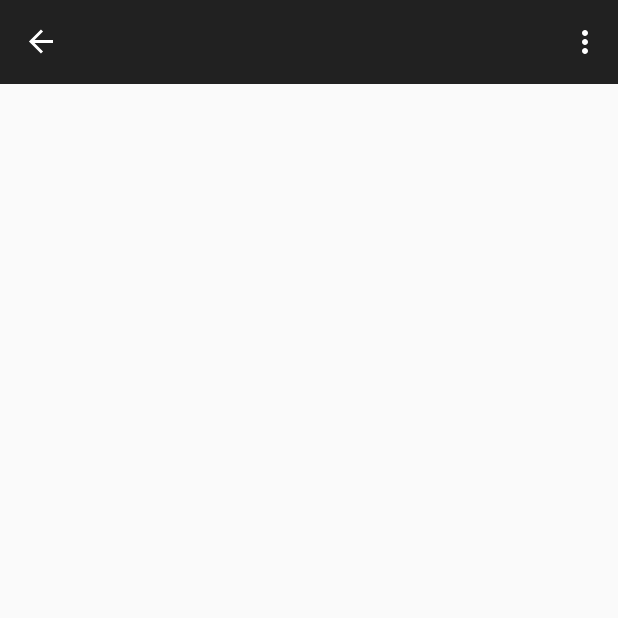
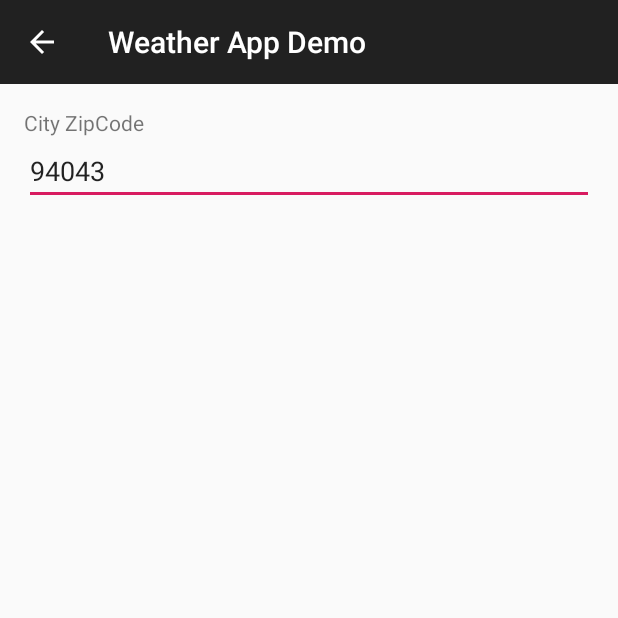
Before and after one commit to lxx87/WeatherAppDemo, an Android app: the DetailActivity screen opened directly, with no data from a screen before it, in the options menu, after a tap on "setting", on a phone screen of 412 x 824 dp, the top half of it. Run offline under Robolectric (Android 15) with nearby library versions, the phone set to English and light mode, and no system bars; our stand-ins replace Picasso; pictures from the network do not load; 1 statement that could not run was skipped.

Commit message:
feature(settings)：可手动设置城市对应的zipCode

```diff
--- a/app/src/main/AndroidManifest.xml
+++ b/app/src/main/AndroidManifest.xml
@@ -13,8 +13,8 @@
         android:supportsRtl="true"
         android:theme="@style/AppTheme"
         android:usesCleartextTraffic="true">
-        <activity android:name=".ui.activity.DetailActivity"></activity>
-        <!-- API27及以上默认禁止http协议 -->
+        <activity android:name=".ui.activity.SettingsActivity"></activity>
+        <activity android:name=".ui.activity.DetailActivity" /> <!-- API27及以上默认禁止http协议 -->
         <activity android:name=".ui.activity.MainActivity">
             <intent-filter>
                 <action android:name="android.intent.action.MAIN" />
--- a/app/src/main/java/com/example/weatherapp/domain/RequestForecastCommand.kt
+++ b/app/src/main/java/com/example/weatherapp/domain/RequestForecastCommand.kt
@@ -1,5 +1,6 @@
 package com.example.weatherapp.domain
 
+import android.util.Log
 import com.example.weatherapp.domain.datasource.ForecastProvider
 
 class RequestForecastCommand(
@@ -7,7 +8,7 @@ class RequestForecastCommand(
     private val forecastProvider: ForecastProvider = ForecastProvider()
 ) : Command<ForecastList> {
     override fun execute(): ForecastList {
-
+        Log.d("RequestForecastCommand",zipCode)
         return forecastProvider.requestByZipCode(zipCode.toLong(), 7)
     }
 }
--- a/app/src/main/java/com/example/weatherapp/extension/DelegatesExt.kt
+++ b/app/src/main/java/com/example/weatherapp/extension/DelegatesExt.kt
@@ -1,15 +1,25 @@
 package com.example.weatherapp.extension
 
+import android.content.Context
+import java.lang.IllegalArgumentException
 import java.lang.IllegalStateException
 import kotlin.properties.ReadWriteProperty
 import kotlin.reflect.KProperty
 
+
+object DelegatesExt {
+    fun <T> notNullSingleValue(): ReadWriteProperty<Any?, T> = NotNullSingleValueVar()
+
+    fun <T : Any> preference(context: Context, name: String, default: T)
+            = Preference(context, name, default)
+}
 
 /**
  * 只允许初始化一次的变量
  */
 private class NotNullSingleValueVar<T> : ReadWriteProperty<Any?, T> {
     private var value: T? = null
+
     override fun getValue(thisRef: Any?, property: KProperty<*>): T {
         return value ?: throw IllegalStateException("${property.name} not initialized ")
     }
@@ -18,8 +28,46 @@ private class NotNullSingleValueVar<T> : ReadWriteProperty<Any?, T> {
         this.value = if (this.value == null) value
         else throw IllegalStateException("${property.name} already initialized")
     }
+
 }
 
-object DelegatesExt{
-    fun <T> notNullSingleValue():ReadWriteProperty<Any?,T> = NotNullSingleValueVar()
+
+class Preference<T>(private val context: Context, private val name: String, private val default: T) :
+    ReadWriteProperty<Any?, T> {
+
+    val prefs by lazy {
+        context.getSharedPreferences("default", Context.MODE_PRIVATE)
+    }
+
+    override fun getValue(thisRef: Any?, property: KProperty<*>): T {
+        return findPreference(name, default)
+    }
+
+    override fun setValue(thisRef: Any?, property: KProperty<*>, value: T) {
+        putPreference(name, value)
+    }
+
+    @Suppress("UNCHECKED_CAST")
+    private fun findPreference(name: String, default: T): T = with(prefs) {
+        val res: Any = when (default) {
+            is Long -> getLong(name, default)
+            is String -> getString(name, default)
+            is Int -> getInt(name, default)
+            is Boolean -> getBoolean(name, default)
+            is Float -> getFloat(name, default)
+            else -> throw IllegalArgumentException("This type cannot be saved into Preference")
+        }
+        res as T
+    }
+
+    private fun <T> putPreference(name: String, value: T) = with(prefs.edit()) {
+        when (value) {
+            is Long -> putLong(name, value)
+            is String -> putString(name, value)
+            is Int -> putInt(name, value)
+            is Boolean -> putBoolean(name, value)
+            is Float -> putFloat(name, value)
+            else -> throw IllegalArgumentException("This type cannot be saved into Preference")
+        }.apply()
+    }
 }
--- /dev/null
+++ b/app/src/main/java/com/example/weatherapp/ui/activity/SettingsActivity.kt
@@ -0,0 +1,40 @@
+package com.example.weatherapp.ui.activity
+
+import androidx.appcompat.app.AppCompatActivity
+import android.os.Bundle
+import android.view.MenuItem
+import com.example.weatherapp.R
+import com.example.weatherapp.extension.DelegatesExt
+import kotlinx.android.synthetic.main.activity_settings.*
+import kotlinx.android.synthetic.main.toolbar.*
+
+class SettingsActivity : AppCompatActivity() {
+
+    companion object {
+        const val ZIP_CODE = "zipCode"
+        const val DEFAULT_ZIP = 94043L
+    }
+
+    private var zipCode by DelegatesExt.preference(this, ZIP_CODE, DEFAULT_ZIP)
+
+    override fun onCreate(savedInstanceState: Bundle?) {
+        super.onCreate(savedInstanceState)
+        setContentView(R.layout.activity_settings)
+        setSupportActionBar(toolbar)
+        supportActionBar?.setDisplayHomeAsUpEnabled(true)
+        cityCode.setText(zipCode.toString())
+    }
+
+    override fun onOptionsItemSelected(item: MenuItem?): Boolean = when (item?.itemId) {
+        android.R.id.home -> {
+            onBackPressed()
+            true
+        }
+        else -> false
+    }
+
+    override fun onBackPressed() {
+        super.onBackPressed()
+        zipCode=cityCode.text.toString().toLong()
+    }
+}
--- a/app/src/main/java/com/example/weatherapp/ui/toolbar/ToolbarManager.kt
+++ b/app/src/main/java/com/example/weatherapp/ui/toolbar/ToolbarManager.kt
@@ -6,41 +6,43 @@ import androidx.appcompat.graphics.drawable.DrawerArrowDrawable
 import androidx.recyclerview.widget.RecyclerView
 import com.example.weatherapp.App
 import com.example.weatherapp.R
+import com.example.weatherapp.ui.activity.SettingsActivity
+import org.jetbrains.anko.startActivity
 import org.jetbrains.anko.toast
 
 interface ToolbarManager {
-    val toolbar:Toolbar
-    var toolbarTitle:String
-    get() = toolbar.title.toString()
-    set(value){
-        toolbar.title=value
-    }
+    val toolbar: Toolbar
+    var toolbarTitle: String
+        get() = toolbar.title.toString()
+        set(value) {
+            toolbar.title = value
+        }
 
-    fun initToolbar(){
+    fun initToolbar() {
         toolbar.inflateMenu(R.menu.menu_main)
-        toolbar.setOnMenuItemClickListener{
-            when(it.itemId){
-                R.id.action_setting -> App.instance.toast("Settings")
-                else ->App.instance.toast("Unknown option")
+        toolbar.setOnMenuItemClickListener {
+            when (it.itemId) {
+                R.id.action_setting -> toolbar.context.startActivity<SettingsActivity>()
+                else -> App.instance.toast("Unknown option")
             }
             true
         }
     }
 
-    fun enableHomeAsUp(up:()->Unit){
-        toolbar.navigationIcon=createUpDrawable()
+    fun enableHomeAsUp(up: () -> Unit) {
+        toolbar.navigationIcon = createUpDrawable()
         toolbar.setNavigationOnClickListener { up() }
     }
 
-    private fun createUpDrawable()= with(DrawerArrowDrawable(toolbar.context)){
-        progress=1f
+    private fun createUpDrawable() = with(DrawerArrowDrawable(toolbar.context)) {
+        progress = 1f
         this
     }
 
-    fun attachToScroll(recyclerView: RecyclerView){
-        recyclerView.addOnScrollListener(object :RecyclerView.OnScrollListener(){
+    fun attachToScroll(recyclerView: RecyclerView) {
+        recyclerView.addOnScrollListener(object : RecyclerView.OnScrollListener() {
             override fun onScrolled(recyclerView: RecyclerView, dx: Int, dy: Int) {
-                if (dy>0)
+                if (dy > 0)
                     toolbar.slideExit()
                 else
                     toolbar.slideEnter()
@@ -48,13 +50,13 @@ interface ToolbarManager {
         })
     }
 
-    private fun View.slideExit(){
-        if (translationY==0f)
+    private fun View.slideExit() {
+        if (translationY == 0f)
             animate().translationY(-height.toFloat())
     }
 
-    private fun View.slideEnter(){
-        if(translationY<0f)
+    private fun View.slideEnter() {
+        if (translationY < 0f)
             animate().translationY(0f)
     }
 }
--- /dev/null
+++ b/app/src/main/res/layout/activity_settings.xml
@@ -0,0 +1,27 @@
+<?xml version="1.0" encoding="utf-8"?>
+<FrameLayout
+    xmlns:android="http://schemas.android.com/apk/res/android"
+    android:layout_width="match_parent"
+    android:layout_height="match_parent">
+
+    <include layout="@layout/toolbar"/>
+    <LinearLayout
+        android:layout_width="match_parent"
+        android:layout_height="match_parent"
+        android:orientation="vertical"
+        android:layout_marginTop="?attr/actionBarSize"
+        android:padding="@dimen/spacing_xlarge">
+
+        <TextView
+            android:layout_width="wrap_content"
+            android:layout_height="wrap_content"
+            android:text="@string/city_zipcode"/>
+
+        <EditText
+            android:layout_width="match_parent"
+            android:layout_height="wrap_content"
+            android:id="@+id/cityCode"
+            android:hint="@string/city_zipcode"
+            android:inputType="number"/>
+    </LinearLayout>
+</FrameLayout>
--- a/app/src/main/res/values/strings.xml
+++ b/app/src/main/res/values/strings.xml
@@ -1,3 +1,4 @@
 <resources>
     <string name="app_name">Weather App Demo</string>
+    <string name="city_zipcode">City ZipCode</string>
 </resources>
```
Also changed, not shown: app/src/main/java/com/example/weatherapp/ui/activity/MainActivity.kt (+14 -3 lines).
